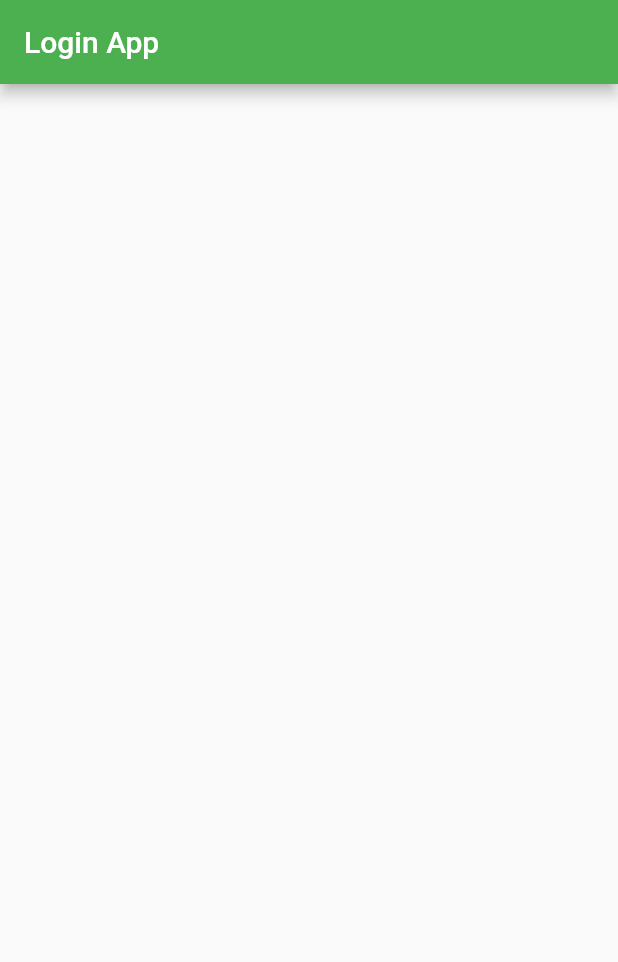
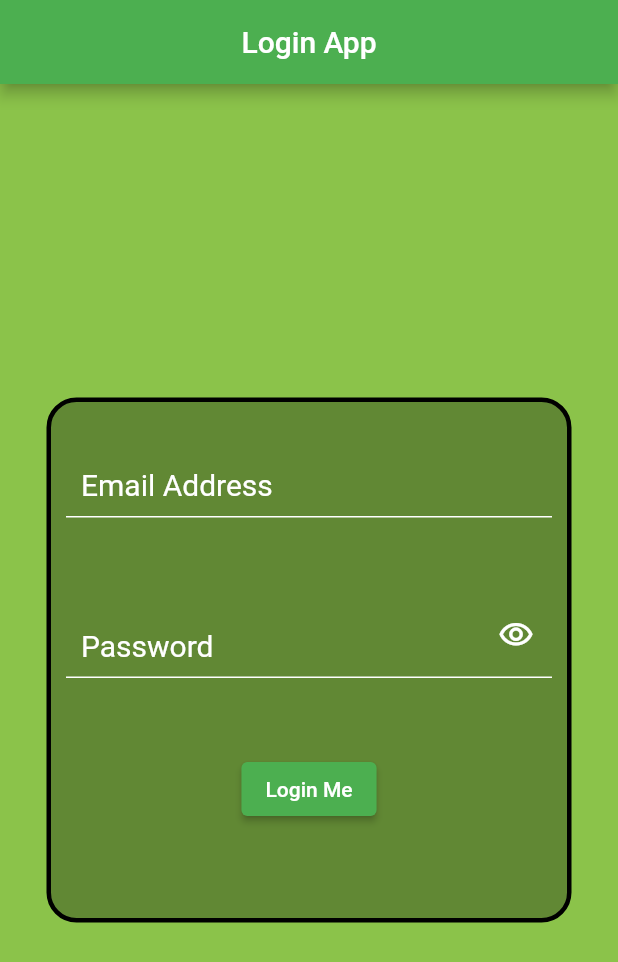
Before and after one commit to Mk2896/FlutterCourse, a Flutter app: the screen it shows after launch, on a phone screen of 412 x 824 dp. Shown: the top 962 px of the screen. Run offline on Flutter 3.47's test engine with Material 2 defaults, Android fonts, the phone set to English and light mode, and no system bars.

Commit message:
assignment 5 done

```diff
--- /dev/null
+++ b/assignment_5/lib/Screen/login.dart
@@ -0,0 +1,117 @@
+import 'package:flutter/material.dart';
+
+class Login extends StatefulWidget {
+  Login({Key? key}) : super(key: key);
+
+  bool obsecureText = true;
+
+  @override
+  State<Login> createState() => _LoginState();
+}
+
+class _LoginState extends State<Login> {
+  @override
+  Widget build(BuildContext context) {
+    return Scaffold(
+      appBar: AppBar(
+        title: const Center(
+          child: Text('Login App'),
+        ),
+      ),
+      body: Container(
+        width: double.infinity,
+        height: double.infinity,
+        color: Colors.lightGreen,
+        child: Center(
+          child: Container(
+            width: 350,
+            height: 350,
+            padding: const EdgeInsets.symmetric(horizontal: 10, vertical: 20),
+            decoration: BoxDecoration(
+              border: Border.all(
+                color: Colors.black,
+                width: 3,
+              ),
+              color: Colors.black.withOpacity(0.3),
+              borderRadius: BorderRadius.circular(20),
+            ),
+            child: Column(
+              children: [
+                TextFormField(
+                  keyboardType: TextInputType.emailAddress,
+                  textInputAction: TextInputAction.next,
+                  enableSuggestions: false,
+                  autocorrect: false,
+                  cursorColor: Colors.black87,
+                  style: const TextStyle(color: Colors.black, fontSize: 20),
+                  decoration: const InputDecoration(
+                    contentPadding: EdgeInsets.fromLTRB(10.0, 5.0, 10.0, 10.0),
+                    alignLabelWithHint: true,
+                    enabledBorder: UnderlineInputBorder(
+                      borderSide: BorderSide(color: Colors.white),
+                    ),
+                    focusedBorder: UnderlineInputBorder(
+                      borderSide: BorderSide(color: Colors.white),
+                    ),
+                    labelText: "Email Address",
+                    labelStyle: TextStyle(fontSize: 20, color: Colors.white),
+                    fillColor: Colors.black87,
+                  ),
+                ),
+                const SizedBox(
+                  height: 50,
+                ),
+                TextFormField(
+                  keyboardType: TextInputType.visiblePassword,
+                  textInputAction: TextInputAction.done,
+                  enableSuggestions: false,
+                  autocorrect: false,
+                  cursorColor: Colors.black87,
+                  style: const TextStyle(color: Colors.black, fontSize: 20),
+                  obscureText: widget.obsecureText,
+                  decoration: InputDecoration(
+                      contentPadding:
+                          const EdgeInsets.fromLTRB(10.0, 5.0, 10.0, 10.0),
+                      alignLabelWithHint: true,
+                      enabledBorder: const UnderlineInputBorder(
+                        borderSide: BorderSide(color: Colors.white),
+                      ),
+                      focusedBorder: const UnderlineInputBorder(
+                        borderSide: BorderSide(color: Colors.white),
+                      ),
+                      labelText: "Password",
+                      labelStyle:
+                          const TextStyle(fontSize: 20, color: Colors.white),
+                      fillColor: Colors.black87,
+                      suffixIcon: IconButton(
+                        icon: Icon(
+                          widget.obsecureText
+                              ? Icons.visibility_outlined
+                              : Icons.visibility_off_outlined,
+                          color: Colors.white,
+                        ),
+                        onPressed: () {
+                          if (widget.obsecureText == true) {
+                            setState(() {
+                              widget.obsecureText = false;
+                            });
+                          } else {
+                            setState(() {
+                              widget.obsecureText = true;
+                            });
+                          }
+                        },
+                      )),
+                ),
+                const SizedBox(
+                  height: 50,
+                ),
+                ElevatedButton(onPressed: () {}, child: const Text('Login Me'))
+              ],
+            ),
+          ),
+        ),
+      ),
+    );
+  }
+}
--- a/assignment_5/lib/main.dart
+++ b/assignment_5/lib/main.dart
@@ -1,3 +1,4 @@
+import 'package:assignment_5/Screen/login.dart';
 import 'package:flutter/material.dart';
 
 void main() {
@@ -11,44 +12,12 @@ class MyApp extends StatelessWidget {
   @override
   Widget build(BuildContext context) {
     return MaterialApp(
+      debugShowCheckedModeBanner: false,
       title: 'Login App',
-      theme: ThemeData(primarySwatch: Colors.green),
-      home: const MyHomePage(title: 'Login App'),
+      theme: ThemeData(
+        primarySwatch: Colors.green,
+      ),
+      home: Login(),
     );
   }
 }
-
-class MyHomePage extends StatefulWidget {
-  const MyHomePage({Key? key, required this.title}) : super(key: key);
-
-  final String title;
-
-  @override
-  State<MyHomePage> createState() => _MyHomePageState();
-}
-
-class _MyHomePageState extends State<MyHomePage> {
-  @override
-  Widget build(BuildContext context) {
-    return Scaffold(
-      appBar: AppBar(
-        title: Text(widget.title),
-      ),
-      body: Center(
-        child: Column(
-          mainAxisAlignment: MainAxisAlignment.center,
-          children: <Widget>[],
-        ),
-      ),
-      // bottomNavigationBar: BottomNavigationBar(
-      //   backgroundColor: Colors.pink,
-      //   items: [
-      //     BottomNavigationBarItem(
-      //         icon: Icon(Icons.ac_unit), label: "First Item"),
-      //     BottomNavigationBarItem(
-      //         icon: Icon(Icons.access_alarm), label: "Second Item"),
-      //   ],
-      // ),
-    );
-  }
-}
```
